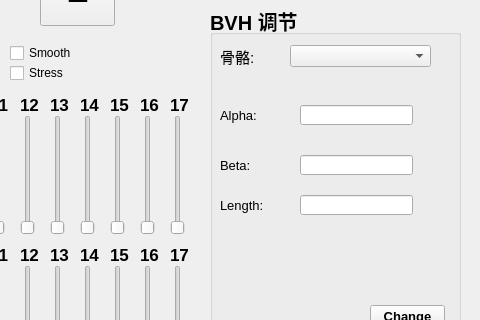
Before: the Qt Designer form Pinocchio/ModelHandle/ModelHandle/modelhandle.ui in lizhenxiS/Pinocchio, drawn with Qt 5; both pictures show x 920 to 1400 and y 125 to 445 of the 1400 by 600 pixel window.
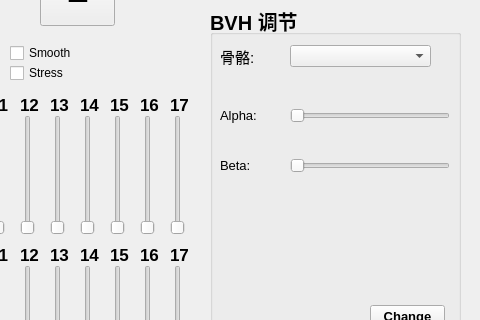
After: the same form once the commit is applied. Custom widgets are drawn as their Qt base class.

Patch:
```diff
--- a/Pinocchio/ModelHandle/ModelHandle/modelhandle.ui
+++ b/Pinocchio/ModelHandle/ModelHandle/modelhandle.ui
@@ -1615,77 +1615,6 @@
      <string>Beta:</string>
     </property>
    </widget>
-   <widget class="QLineEdit" name="curSkeletonAlpha">
-    <property name="geometry">
-     <rect>
-      <x>90</x>
-      <y>100</y>
-      <width>113</width>
-      <height>20</height>
-     </rect>
-    </property>
-    <property name="font">
-     <font>
-      <pointsize>10</pointsize>
-      <weight>50</weight>
-      <bold>false</bold>
-     </font>
-    </property>
-   </widget>
-   <widget class="QLineEdit" name="curSkeletonBeta">
-    <property name="geometry">
-     <rect>
-      <x>90</x>
-      <y>150</y>
-      <width>113</width>
-      <height>20</height>
-     </rect>
-    </property>
-    <property name="font">
-     <font>
-      <pointsize>10</pointsize>
-      <weight>50</weight>
-      <bold>false</bold>
-     </font>
-    </property>
-   </widget>
-   <widget class="QLabel" name="label_43">
-    <property name="geometry">
-     <rect>
-      <x>10</x>
-      <y>190</y>
-      <width>71</width>
-      <height>21</height>
-     </rect>
-    </property>
-    <property name="font">
-     <font>
-      <pointsize>10</pointsize>
-      <weight>50</weight>
-      <bold>false</bold>
-     </font>
-    </property>
-    <property name="text">
-     <string>Length:</string>
-    </property>
-   </widget>
-   <widget class="QLineEdit" name="curSkeletonLength">
-    <property name="geometry">
-     <rect>
-      <x>90</x>
-      <y>190</y>
-      <width>113</width>
-      <height>20</height>
-     </rect>
-    </property>
-    <property name="font">
-     <font>
-      <pointsize>10</pointsize>
-      <weight>50</weight>
-      <bold>false</bold>
-     </font>
-    </property>
-   </widget>
    <widget class="QPushButton" name="SkeletonChangeButton">
     <property name="geometry">
      <rect>
@@ -1704,6 +1633,32 @@
      <string>Change</string>
     </property>
    </widget>
+   <widget class="QSlider" name="curSkeletonAlpha">
+    <property name="geometry">
+     <rect>
+      <x>80</x>
+      <y>100</y>
+      <width>160</width>
+      <height>22</height>
+     </rect>
+    </property>
+    <property name="orientation">
+     <enum>Qt::Horizontal</enum>
+    </property>
+   </widget>
+   <widget class="QSlider" name="curSkeletonBeta">
+    <property name="geometry">
+     <rect>
+      <x>80</x>
+      <y>150</y>
+      <width>160</width>
+      <height>22</height>
+     </rect>
+    </property>
+    <property name="orientation">
+     <enum>Qt::Horizontal</enum>
+    </property>
+   </widget>
   </widget>
  </widget>
  <layoutdefault spacing="6" margin="11"/>
```
